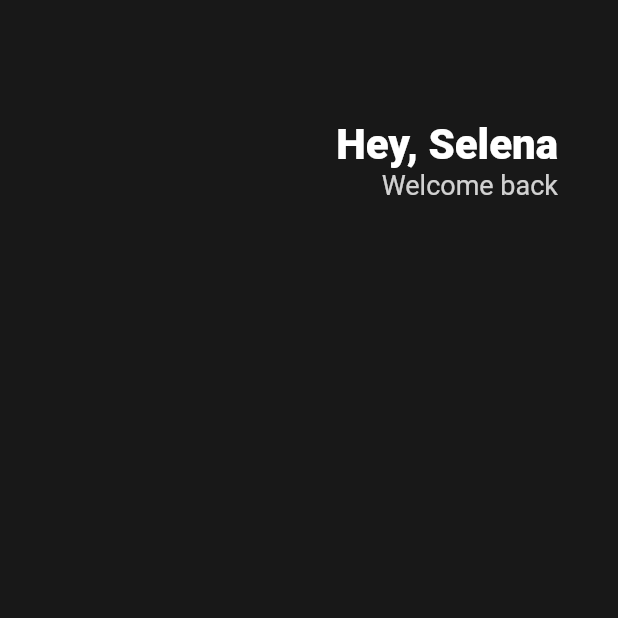
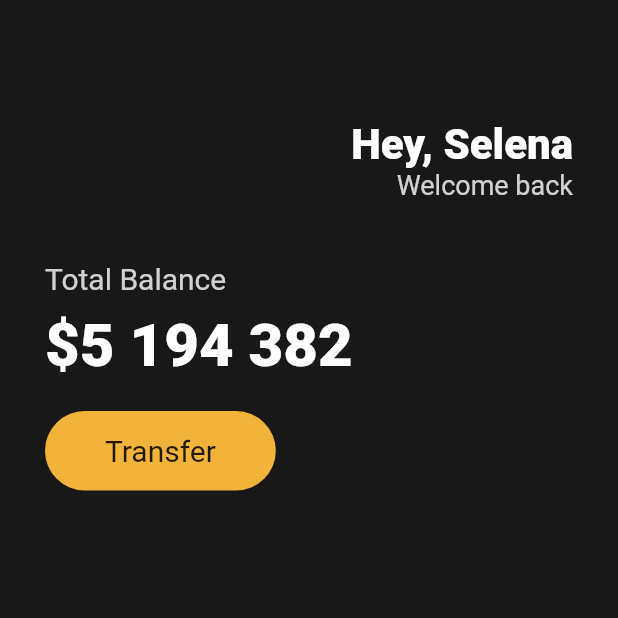
Before and after one commit to kohjp/flutter-practice, a Flutter app: the screen it shows after launch, on a phone screen of 412 x 824 dp, the top half of it. Run offline on Flutter 3.47's test engine with Material 2 defaults, Android fonts, the phone set to English and light mode, and no system bars.

Commit message:
Feat: Add Button container

```diff
--- a/lib/main.dart
+++ b/lib/main.dart
@@ -12,8 +12,9 @@ class App extends StatelessWidget {
       home: Scaffold(
           backgroundColor: Color(0xFF181818),
           body: Padding(
-            padding: EdgeInsets.symmetric(horizontal: 40),
+            padding: EdgeInsets.symmetric(horizontal: 30),
             child: Column(
+              crossAxisAlignment: CrossAxisAlignment.start,
               children: [
                 SizedBox(
                   height: 80,
@@ -42,6 +43,46 @@ class App extends StatelessWidget {
                       ],
                     )
                   ],
+                ),
+                SizedBox(
+                  height: 40,
+                ),
+                Text(
+                  'Total Balance',
+                  style: TextStyle(
+                      color: Colors.white.withOpacity(0.8), fontSize: 20),
+                ),
+                SizedBox(
+                  height: 10,
+                ),
+                Text(
+                  '\$5 194 382',
+                  style: TextStyle(
+                    fontSize: 40,
+                    fontWeight: FontWeight.w800,
+                    color: Colors.white,
+                  ),
+                ),
+                SizedBox(
+                  height: 20,
+                ),
+                Row(
+                  children: [
+                    Container(
+                      decoration: BoxDecoration(
+                        color: Color(0xFFF2B33A),
+                        borderRadius: BorderRadius.circular(45),
+                      ),
+                      child: Padding(
+                        padding:
+                            EdgeInsets.symmetric(vertical: 15, horizontal: 40),
+                        child: Text(
+                          'Transfer',
+                          style: TextStyle(fontSize: 20),
+                        ),
+                      ),
+                    )
+                  ],
                 )
               ],
             ),
```
